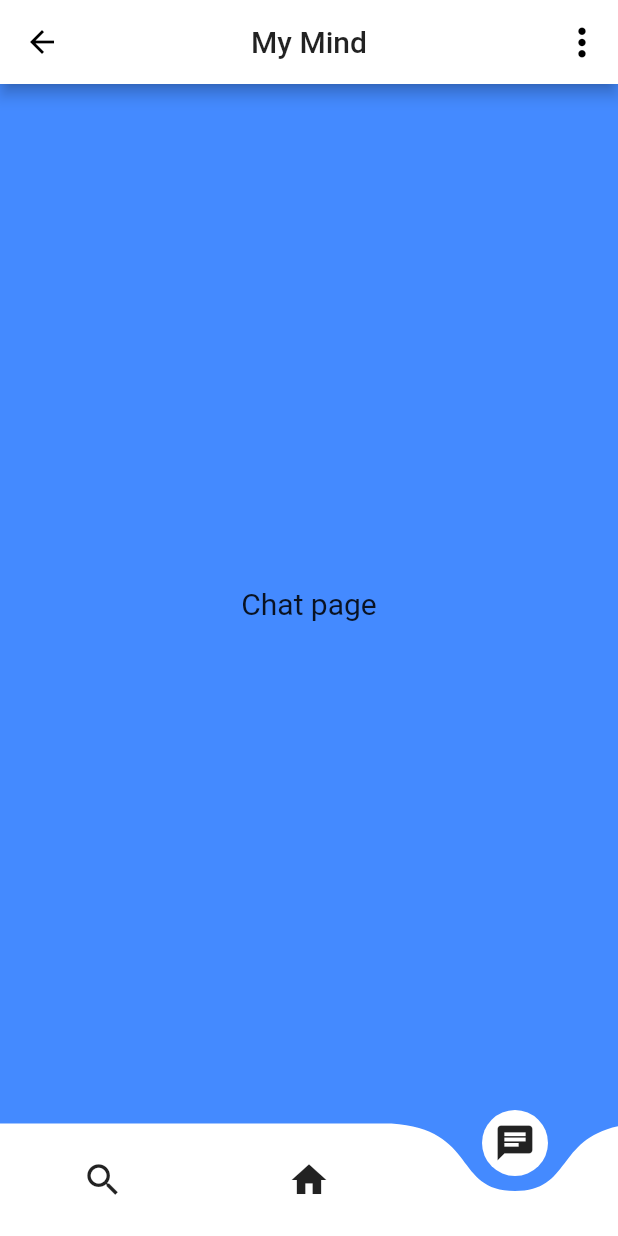
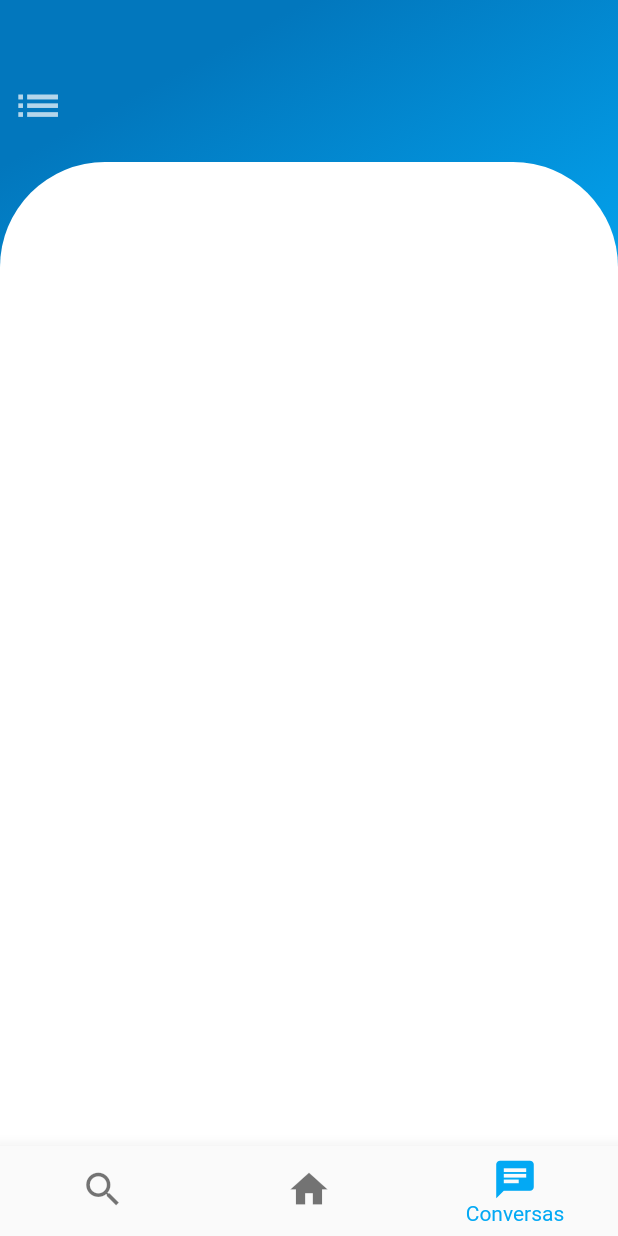
Before and after one commit to kennety-anderson/app-my-mind, a Flutter app: the Main screen opened by its route, item 3 of the bottom bar chosen, on a phone screen of 412 x 824 dp. Run offline on Flutter 3.47's test engine with Material 2 defaults, Android fonts, the phone set to English and light mode, and no system bars; drawn by our look-alikes of curved_navigation_bar; our stand-ins replace flutter_dotenv, shared_preferences; missing offline and left inert: cpf_cnpj_validator; accounts and stored records are empty.

Commit message:
modificações na tela main incluindo drawer navigation

```diff
--- a/lib/main.dart
+++ b/lib/main.dart
@@ -13,7 +13,7 @@ class App extends StatelessWidget {
   @override
   Widget build(BuildContext context) {
     return MaterialApp(
-      title: 'My Mind Health',
+      title: 'Example app',
       debugShowCheckedModeBanner: false,
       theme: ThemeData(
         primarySwatch: Colors.lightBlue,
--- /dev/null
+++ b/lib/pages/Main/Chat/ChatList.dart
@@ -0,0 +1,19 @@
+import 'package:flutter/material.dart';
+import 'package:my_mind/customs/BoxDecoration/SimpleGradient.dart';
+
+class ChatList extends StatelessWidget {
+  @override
+  Widget build(BuildContext context) {
+    return Builder(
+      builder: (BuildContext context) => Container(
+        decoration: BoxDecoration(
+          color: Colors.white,
+          borderRadius: BorderRadius.only(
+            topLeft: Radius.circular(70),
+            topRight: Radius.circular(70),
+          ),
+        ),
+      ),
+    );
+  }
+}
--- a/lib/pages/Main/Feed.dart
+++ b/lib/pages/Main/Feed.dart
@@ -4,7 +4,7 @@ class Feed extends StatelessWidget {
   @override
   Widget build(BuildContext context) {
     return Scaffold(
-      backgroundColor: Colors.blueAccent,
+      backgroundColor: Colors.transparent,
       body: Center(
         child: Text(
           'Feed page',
--- a/lib/pages/Main/Main.dart
+++ b/lib/pages/Main/Main.dart
@@ -1,9 +1,10 @@
 import 'package:flutter/material.dart';
+import 'package:my_mind/customs/BoxDecoration/SimpleGradient.dart';
 import 'package:shared_preferences/shared_preferences.dart';
 import 'package:curved_navigation_bar/curved_navigation_bar.dart';
 import 'package:my_mind/pages/Main/Feed.dart';
 import 'package:my_mind/pages/Main/Schedule.dart';
-import 'package:my_mind/pages/Main/Chat.dart';
+import 'package:my_mind/pages/Main/Chat/ChatList.dart';
 
 enum PageEnum { profile, config, help, exit }
 
@@ -20,7 +21,7 @@ class Main extends StatefulWidget {
 class _MainState extends State<Main> {
   int _currentindex = 1;
 
-  final List<Widget> _children = [Schedule(), Feed(), Chat()];
+  final List<Widget> _children = [Schedule(), Feed(), ChatList()];
 
   void setCurrentIndex(int index) => setState(() => _currentindex = index);
 
@@ -61,68 +62,82 @@ class _MainState extends State<Main> {
   Widget build(BuildContext context) {
     return Scaffold(
       backgroundColor: Colors.blueAccent,
-      // extendBodyBehindAppBar: true,
-      appBar: AppBar(
-        centerTitle: true,
-        title: Text('My Mind'),
-        backgroundColor: Colors.white,
-        actions: <Widget>[
-          PopupMenuButton<PageEnum>(
-            captureInheritedThemes: true,
-            offset: Offset(0, 60),
-            tooltip: 'Configurações!',
-            icon: Icon(
-              Icons.more_vert,
-              size: 30,
-            ),
-            itemBuilder: (BuildContext context) => <PopupMenuEntry<PageEnum>>[
-              PopupMenuItem<PageEnum>(
-                value: PageEnum.profile,
-                child: ListTile(
-                  contentPadding: EdgeInsets.zero,
-                  leading: Icon(Icons.person),
-                  title: Text('Perfil!'),
-                ),
-              ),
-              PopupMenuItem<PageEnum>(
-                value: PageEnum.config,
-                child: ListTile(
-                  contentPadding: EdgeInsets.zero,
-                  leading: Icon(Icons.settings),
-                  title: Text('Configurações!'),
-                ),
-              ),
-              PopupMenuItem<PageEnum>(
-                value: PageEnum.help,
-                child: ListTile(
-                  contentPadding: EdgeInsets.zero,
-                  leading: Icon(Icons.help),
-                  title: Text('Ajuda!'),
-                ),
-              ),
-              PopupMenuItem<PageEnum>(
-                value: PageEnum.exit,
-                child: ListTile(
-                  contentPadding: EdgeInsets.zero,
-                  leading: Icon(Icons.exit_to_app),
-                  title: Text('Sair!'),
-                ),
-              )
-            ],
-            onSelected: onSelect,
-          )
-        ],
-      ),
-      bottomNavigationBar: CurvedNavigationBar(
-        index: _currentindex,
-        items: <Widget>[
-          Icon(Icons.search, size: 28),
-          Icon(Icons.home, size: 28),
-          Icon(Icons.chat, size: 28),
+      bottomNavigationBar: BottomNavigationBar(
+        currentIndex: _currentindex,
+        elevation: 10.0,
+        iconSize: 30,
+        showUnselectedLabels: false,
+        items: [
+          BottomNavigationBarItem(
+              icon: Icon(Icons.search),
+              title: Text('buscar'),
+              backgroundColor: Colors.red),
+          BottomNavigationBarItem(
+              icon: Icon(Icons.home),
+              title: Text('Feed'),
+              backgroundColor: Colors.blue),
+          BottomNavigationBarItem(
+              icon: Icon(Icons.chat),
+              title: Text('Conversas'),
+              backgroundColor: Colors.amber),
         ],
         onTap: setCurrentIndex,
       ),
-      body: _children[_currentindex],
+      drawer: Drawer(
+        child: ListView(
+          // Important: Remove any padding from the ListView.
+          padding: EdgeInsets.zero,
+          children: <Widget>[
+            UserAccountsDrawerHeader(
+              accountName: Text('kennty Anderson'),
+              accountEmail: Text('test1@gmail.com'),
+              currentAccountPicture: CircleAvatar(
+                child: FlutterLogo(size: 40),
+                backgroundColor: Colors.white,
+              ),
+            ),
+            ListTile(
+              title: Text('Item 1'),
+              onTap: () {
+                Navigator.pop(context);
+              },
+            ),
+            ListTile(
+              leading: Icon(
+                Icons.exit_to_app,
+                size: 28,
+              ),
+              title: Text('Sair da conta!'),
+              onTap: () {
+                Navigator.pop(context);
+              },
+            ),
+          ],
+        ),
+      ),
+      body: Builder(
+        builder: (context) => Container(
+          // height: 100,
+          decoration: simpleBoxDecorationGradient(),
+          child: Column(
+            children: <Widget>[
+              Padding(
+                  padding: EdgeInsets.only(top: 45, bottom: 15),
+                  child: Row(
+                    children: <Widget>[
+                      IconButton(
+                        icon: Icon(Icons.list, size: 35, color: Colors.white70),
+                        onPressed: () => Scaffold.of(context).openDrawer(),
+                      )
+                    ],
+                  )),
+              Expanded(
+                child: _children[_currentindex],
+              ),
+            ],
+          ),
+        ),
+      ),
     );
   }
 }
--- a/lib/pages/Main/Schedule.dart
+++ b/lib/pages/Main/Schedule.dart
@@ -4,7 +4,7 @@ class Schedule extends StatelessWidget {
   @override
   Widget build(BuildContext context) {
     return Scaffold(
-      backgroundColor: Colors.blueAccent,
+      backgroundColor: Colors.transparent,
       body: Center(
         child: Text(
           'Schedule page',
--- a/lib/routes/routes.dart
+++ b/lib/routes/routes.dart
@@ -3,21 +3,16 @@ import 'package:shared_preferences/shared_preferences.dart';
 import 'package:my_mind/pages/Register/SignIn.dart';
 import 'package:my_mind/pages/Register/SignUp.dart';
 import 'package:my_mind/pages/Main/Main.dart';
-import 'package:my_mind/pages/Main/Chat.dart';
 
-routes(BuildContext context) {
-  return {
-    'SignIn': (context) => SignIn(),
-    'SignUp': (context) => SignUp(),
-    'Main': (context) => Main(),
-    'Chat': (context) => Chat(),
-  };
-}
+routes(BuildContext context) => {
+      'SignIn': (context) => SignIn(),
+      'SignUp': (context) => SignUp(),
+      'Main': (context) => Main(),
+    };
 
 Future<String> initialRoute() async {
   SharedPreferences prefs = await SharedPreferences.getInstance();
 
   String token = prefs.getString('accessToken');
-  print(token);
   return token ?? null;
 }
--- a/lib/utils/simpleSnackBar.dart
+++ b/lib/utils/simpleSnackBar.dart
@@ -1,6 +1,8 @@
 import 'package:flutter/material.dart';
 
-dynamic snackBar(BuildContext context, String message, {Color color}) =>
+ScaffoldFeatureController<SnackBar, SnackBarClosedReason> snackBar(
+        BuildContext context, String message,
+        {Color color}) =>
     Scaffold.of(context).showSnackBar(
       SnackBar(
         content: Text(
--- a/pubspec.yaml
+++ b/pubspec.yaml
@@ -9,6 +9,7 @@ dependencies:
   flutter:
     sdk: flutter
   cupertino_icons: ^0.1.2
+  # cloud_firestore: ^0.13.5
   http: ^0.12.0+4
   shared_preferences: ^0.4.3
   flutter_dotenv: ^2.1.0
```
Also changed, not shown: lib/pages/Register/SignUp.dart (+5 -3 lines), lib/pages/Main/Chat/Chat.dart (renamed from lib/pages/Main/Chat.dart), pubspec.lock.
